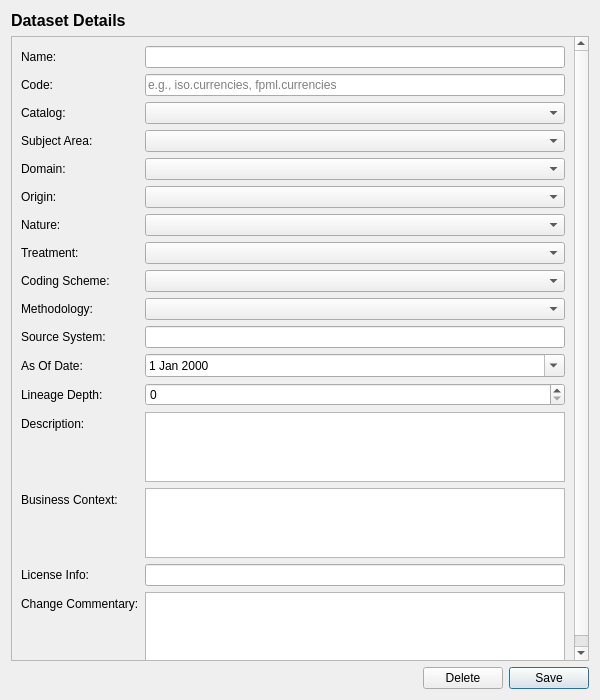
Before: the Qt Designer form projects/ores.qt/ui/DatasetDetailDialog.ui in OreStudio/OreStudio, drawn with Qt 5.
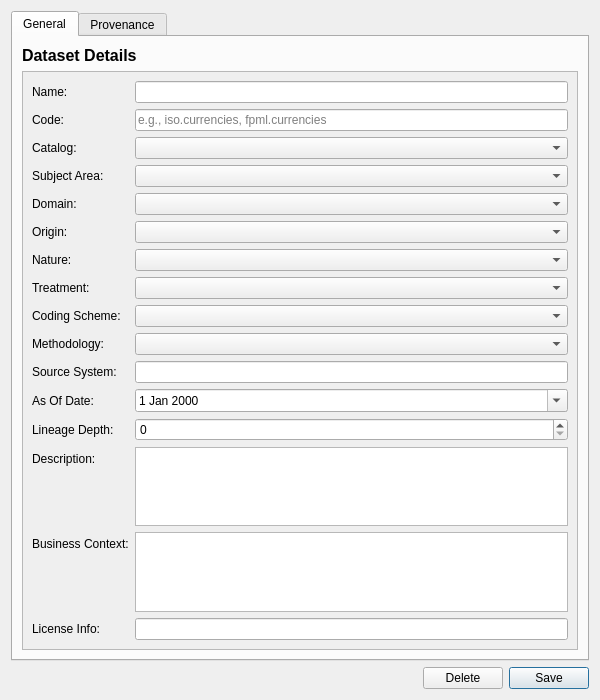
After: the same form once the commit is applied. Custom widgets are drawn as their Qt base class.

What changed in the file:
```diff
--- a/projects/ores.qt/ui/DatasetDetailDialog.ui
+++ b/projects/ores.qt/ui/DatasetDetailDialog.ui
@@ -10,11 +10,27 @@
     <height>700</height>
    </rect>
   </property>
+  <property name="minimumSize">
+   <size>
+    <width>600</width>
+    <height>500</height>
+   </size>
+  </property>
   <property name="windowTitle">
    <string>Dataset</string>
   </property>
   <layout class="QVBoxLayout" name="verticalLayout">
    <item>
+    <widget class="QTabWidget" name="tabWidget">
+     <property name="currentIndex">
+      <number>0</number>
+     </property>
+     <widget class="QWidget" name="generalTab">
+      <attribute name="title">
+       <string>General</string>
+      </attribute>
+      <layout class="QVBoxLayout" name="generalLayout">
+       <item>
     <widget class="QLabel" name="titleLabel">
      <property name="font">
       <font>
@@ -232,19 +248,19 @@
          </property>
         </widget>
        </item>
-       <item row="16" column="0">
-        <widget class="QLabel" name="commentaryLabel">
-         <property name="text">
-          <string>Change Commentary:</string>
-         </property>
+          </layout>
+         </widget>
         </widget>
        </item>
-       <item row="16" column="1">
-        <widget class="QPlainTextEdit" name="commentaryEdit">
-         <property name="maximumHeight">
-          <number>60</number>
-         </property>
-        </widget>
+      </layout>
+     </widget>
+     <widget class="QWidget" name="provenanceTab">
+      <attribute name="title">
+       <string>Provenance</string>
+      </attribute>
+      <layout class="QVBoxLayout" name="provenanceTabLayout">
+       <item>
+        <widget class="ores::qt::ProvenanceWidget" name="provenanceWidget" native="true"/>
        </item>
       </layout>
      </widget>
@@ -286,6 +302,13 @@
    </item>
   </layout>
  </widget>
+ <customwidgets>
+  <customwidget>
+   <class>ores::qt::ProvenanceWidget</class>
+   <extends>QWidget</extends>
+   <header>ores.qt/ProvenanceWidget.hpp</header>
+  </customwidget>
+ </customwidgets>
  <resources/>
  <connections/>
 </ui>
```
Lines whose indentation alone changed are shown as unchanged.
